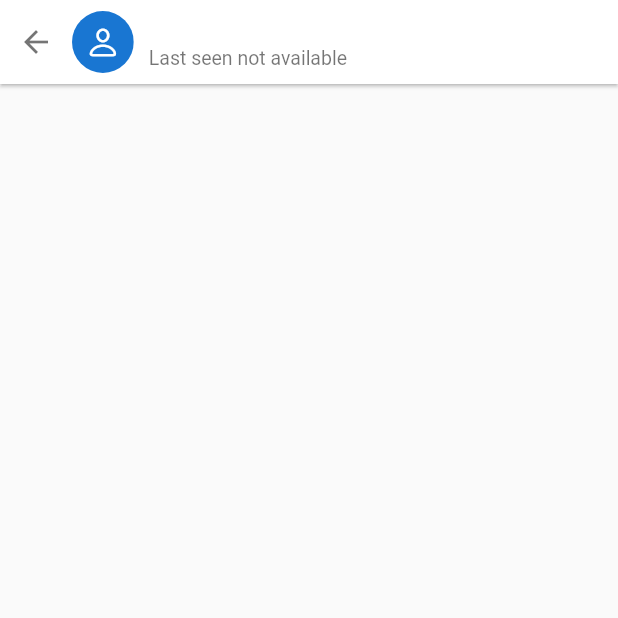
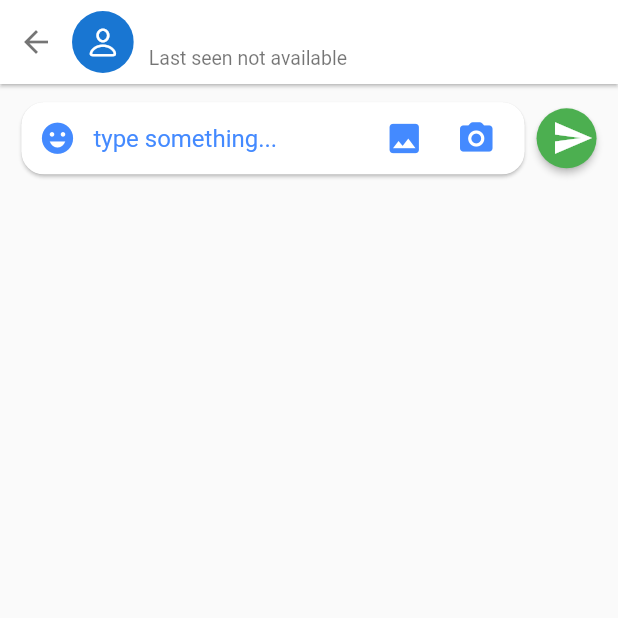
Before and after one commit to Akhil27792/randomchat, a Flutter app: the Chatscreen screen opened directly with empty values, on a phone screen of 412 x 824 dp, the top half of it. Run offline on Flutter 3.47's test engine with Material 2 defaults, Android fonts, the phone set to English and light mode, and no system bars; drawn by our look-alikes of cached_network_image; our stand-ins replace cloud_firestore, firebase_auth, firebase_core, firebase_storage, google_sign_in, image_picker; accounts and stored records are empty; network calls fail.

Commit message:
Day 33 Completed

```diff
--- a/lib/api/api.dart
+++ b/lib/api/api.dart
@@ -33,7 +33,7 @@ class API {
         .then((user) async {
       if (user.exists) {
         me = ChatUser.fromJson(user.data()!);
-        log('My Data: ${user.data()}' as num  );
+        log('My Data: ${user.data()}' as num );
       } else {
        await createUser().then((value) => getSelfInfo());
       }
--- a/lib/screens/auth/chat_screen.dart
+++ b/lib/screens/auth/chat_screen.dart
@@ -18,8 +18,13 @@ class _ChatscreenState extends State<Chatscreen> {
   Widget build(BuildContext context) {
     return SafeArea(
       child: Scaffold(
+        //app bar
         appBar:
             AppBar(automaticallyImplyLeading: false, flexibleSpace: _appBar()),
+        //body
+        body: Column(
+          children: [_chatInput()],
+        ),
       ),
     );
   }
@@ -53,8 +58,7 @@ child: Row(
               mainAxisAlignment: MainAxisAlignment.center,
               crossAxisAlignment: CrossAxisAlignment.start,
               children: [
-            Text(
-              widget.user.name,
+                Text(widget.user.name,
                     style: const TextStyle(
                         fontSize: 16,
                         color: Colors.black54,
@@ -67,11 +71,86 @@ child: Row(
                     style: TextStyle(
                       fontSize: 13,
                       color: Colors.black54,
-                  )
-            ),
+                    )),
               ],
             )
           ],
         ));
   }
+
+// bottom chat input field
+  Widget _chatInput() {
+    return Padding(
+      padding: EdgeInsets.symmetric(
+          vertical: mq.height * .01, horizontal: mq.width * .025),
+      child: Row(
+        children: [
+          //input field and buttons
+          Expanded(
+            child: Card(
+              shape: RoundedRectangleBorder(
+                  borderRadius: BorderRadius.circular(15)),
+              child: Row(
+                children: [
+                  //emoji button
+                  IconButton(
+                      onPressed: () {},
+                      icon: const Icon(
+                        Icons.emoji_emotions,
+                        color: Colors.blueAccent,
+                        size: 25,
+                      )),
+
+                  const Expanded(
+                      child: TextField(
+                        keyboardType: TextInputType.multiline,
+                        maxLines: null,
+                    decoration: InputDecoration(
+                        hintText: 'type something...',
+                        hintStyle: TextStyle(
+                          color: Colors.blueAccent,
+                        ),
+                        border: InputBorder.none),
+                  )),
+                  //pick image from gallery button
+                  IconButton(
+                      onPressed: () {},
+                      icon: const Icon(
+                        Icons.image,
+                        color: Colors.blueAccent,
+                        size: 26,
+                      )),
+
+                  //pick image from camera button
+                  IconButton(
+                      onPressed: () {},
+                      icon: const Icon(
+                        Icons.camera_alt_rounded,
+                        color: Colors.blueAccent,
+                        size: 26,
+                      )),
+                      // adding some space
+                      SizedBox(width: mq.width *.02),
+                ],
+              ),
+            ),
+          ),
+          // send message button
+          MaterialButton(
+            onPressed: () {},
+            minWidth: 0,
+            shape: const CircleBorder(),
+            color: Colors.green,
+            padding:
+                const EdgeInsets.only(top: 10, bottom: 10, left: 10, right: 2),
+            child: const Icon(
+              Icons.send,
+              color: Colors.white,
+              size: 28,
+            ),
+          )
+        ],
+      ),
+    );
   }
+}
--- a/lib/screens/auth/profile_screen.dart
+++ b/lib/screens/auth/profile_screen.dart
@@ -28,7 +28,7 @@ class _ProfileScreenState extends State<ProfileScreen> {
   String? _image;
   @override
   Widget build(BuildContext context) {
-    final _formKey = GlobalKey<FormState>();
+    final formKey = GlobalKey<FormState>();
 
     return GestureDetector(
       //for hiding keyboard when click on screeen anywhere
@@ -70,7 +70,7 @@ class _ProfileScreenState extends State<ProfileScreen> {
           ),
         ),
         body: Form(
-          key: _formKey,
+          key: formKey,
           child: Padding(
             padding: EdgeInsets.symmetric(horizontal: mq.width * .05),
             child: SingleChildScrollView(
@@ -119,7 +119,7 @@ class _ProfileScreenState extends State<ProfileScreen> {
                           color: Colors.white,
                           child: const Icon(
                             Icons.edit,
-                            color: Colors.blue,
+                            color: Color.fromARGB(255, 9, 116, 203),
                           ),
                         ),
                       )
@@ -175,8 +175,8 @@ class _ProfileScreenState extends State<ProfileScreen> {
                   ),
                   ElevatedButton.icon(
                     onPressed: () {
-                      if (_formKey.currentState!.validate()) {
-                        _formKey.currentState!.save();
+                      if (formKey.currentState!.validate()) {
+                        formKey.currentState!.save();
                         API.updateUserInfo().then((value) {
                           Dialogs.showSnackbar(
                               context, "Profile Updated Successfully");
@@ -241,7 +241,7 @@ class _ProfileScreenState extends State<ProfileScreen> {
                           setState(() {
                             _image = image.path;
                           });
-                          API.updateProfilePicture(File(_image!));
+                          API.updateProfilePicture(File(image as String));
                           //for removing bottom sheet
                           Navigator.pop(context);
                         }
--- a/lib/widgets/chat_user_card.dart
+++ b/lib/widgets/chat_user_card.dart
@@ -21,6 +21,7 @@ class _ChatUserCardState extends State<ChatUserCard> {
     return Card(
       margin: EdgeInsets.symmetric(horizontal: mq.width * .02, vertical: 4),
       color: Colors.blueGrey.shade100,
+      //color:colors.blue.shade100,
       elevation: 6,
       shape: RoundedRectangleBorder(borderRadius: BorderRadius.circular(20)),
       child: InkWell(
--- a/pubspec.yaml
+++ b/pubspec.yaml
@@ -35,6 +35,7 @@ dependencies:
   # The following adds the Cupertino Icons font to your application.
   # Use with the CupertinoIcons class for iOS style icons.
   cupertino_icons: ^1.0.2
+  # for cached
   #for integrating firebase
   firebase_core: ^2.24.2
   #for handling firebase authentication
```
Lines whose indentation alone changed are shown as unchanged.
